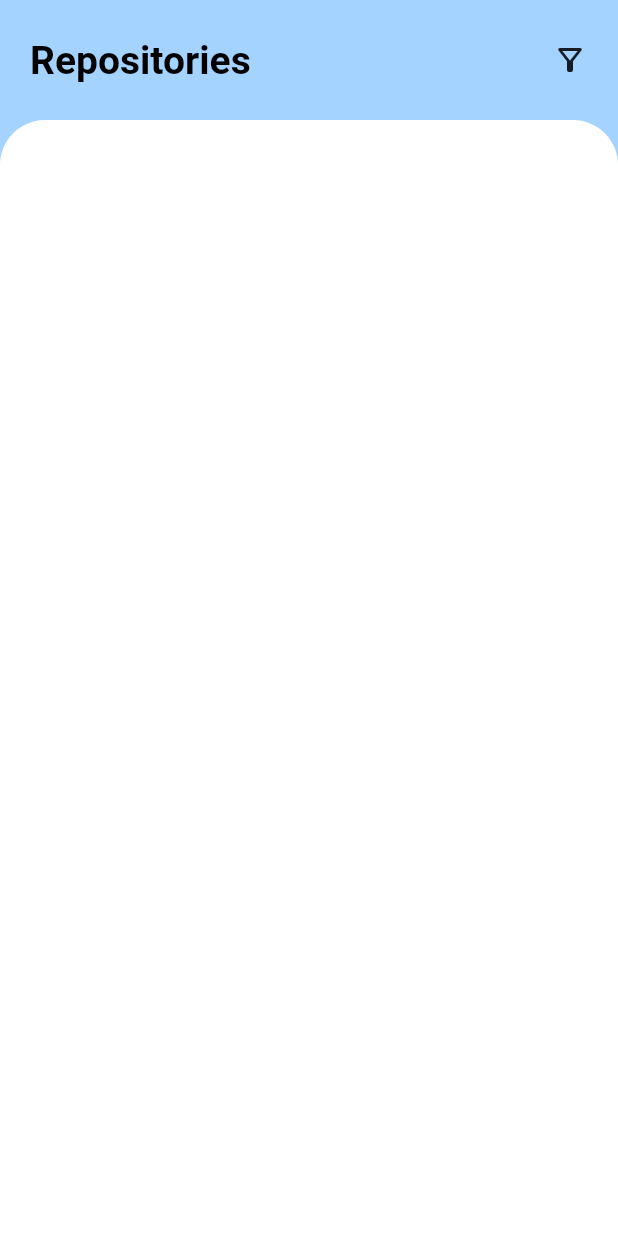
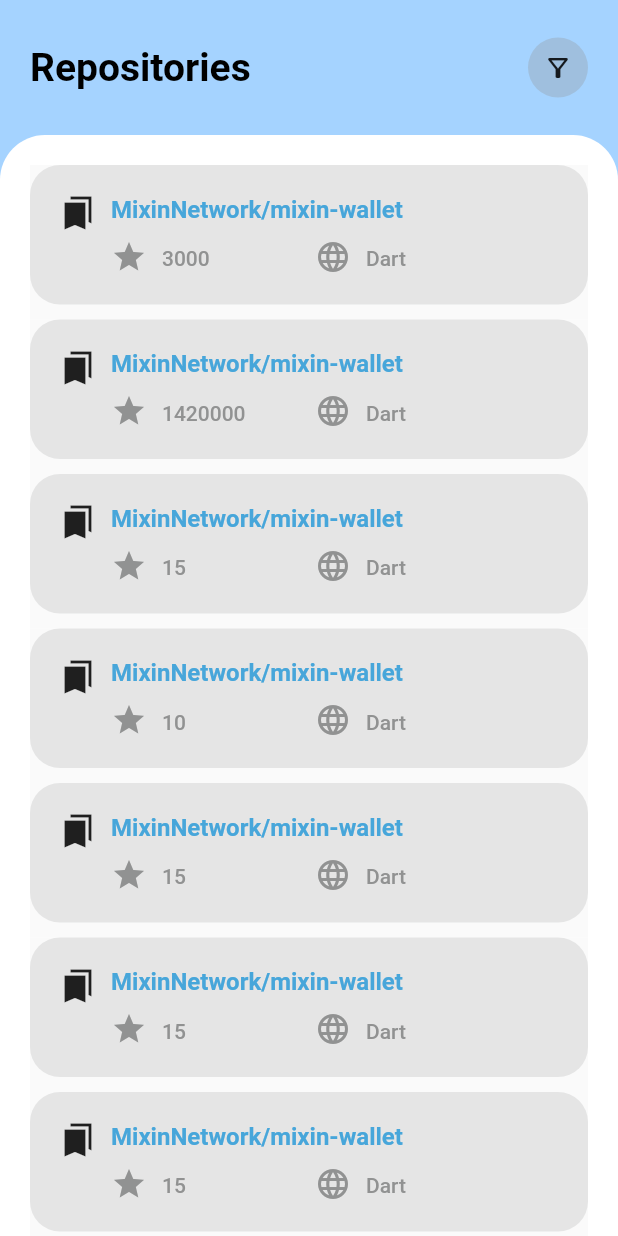
Before and after one commit to touhid1333/git_repo_flutter, a Flutter app: the screen it shows after launch, on a phone screen of 412 x 824 dp. Run offline on Flutter 3.47's test engine with Material 2 defaults, Android fonts, the phone set to English and light mode, and no system bars.

Commit message:
28/06/2022 Area: ** Repository Screen UI Design

```diff
--- /dev/null
+++ b/lib/models/sample_data.dart
@@ -0,0 +1,65 @@
+const sampleData = [
+  {
+    "id": 379690129,
+    "full_name": "MixinNetwork/mixin-wallet",
+    "description":
+        "👛 An open-source cryptocurrency wallet bot based on Mixin API, which supports almost all popular cryptocurrencies.",
+    "stargazers_count": 3000,
+    "language": "Dart",
+    "updated_at": "2022-06-15T06:31:30Z",
+  },
+  {
+    "id": 379690130,
+    "full_name": "MixinNetwork/mixin-wallet",
+    "description":
+        "👛 An open-source cryptocurrency wallet bot based on Mixin API, which supports almost all popular cryptocurrencies.",
+    "stargazers_count": 1420000,
+    "language": "Dart",
+    "updated_at": "2022-06-15T06:31:30Z",
+  },
+  {
+    "id": 379690131,
+    "full_name": "MixinNetwork/mixin-wallet",
+    "description":
+        "👛 An open-source cryptocurrency wallet bot based on Mixin API, which supports almost all popular cryptocurrencies.",
+    "stargazers_count": 15,
+    "language": "Dart",
+    "updated_at": "2022-06-15T06:31:30Z",
+  },
+  {
+    "id": 379690132,
+    "full_name": "MixinNetwork/mixin-wallet",
+    "description":
+        "👛 An open-source cryptocurrency wallet bot based on Mixin API, which supports almost all popular cryptocurrencies.",
+    "stargazers_count": 10,
+    "language": "Dart",
+    "updated_at": "2022-06-15T06:31:30Z",
+  },
+  {
+    "id": 379690142,
+    "full_name": "MixinNetwork/mixin-wallet",
+    "description":
+        "👛 An open-source cryptocurrency wallet bot based on Mixin API, which supports almost all popular cryptocurrencies.",
+    "stargazers_count": 15,
+    "language": "Dart",
+    "updated_at": "2022-06-15T06:31:30Z",
+  },
+  {
+    "id": 379690141,
+    "full_name": "MixinNetwork/mixin-wallet",
+    "description":
+        "👛 An open-source cryptocurrency wallet bot based on Mixin API, which supports almost all popular cryptocurrencies.",
+    "stargazers_count": 15,
+    "language": "Dart",
+    "updated_at": "2022-06-15T06:31:30Z",
+  },
+  {
+    "id": 379690140,
+    "full_name": "MixinNetwork/mixin-wallet",
+    "description":
+        "👛 An open-source cryptocurrency wallet bot based on Mixin API, which supports almost all popular cryptocurrencies.",
+    "stargazers_count": 15,
+    "language": "Dart",
+    "updated_at": "2022-06-15T06:31:30Z",
+  }
+];
--- /dev/null
+++ b/lib/screens/elements/repository_tile.dart
@@ -0,0 +1,95 @@
+import 'package:flutter/material.dart';
+import 'package:git_repo_flutter/utils/constants.dart';
+import 'package:git_repo_flutter/utils/widget_function.dart';
+
+class RepositoryTile extends StatelessWidget {
+  final dynamic itemData;
+
+  const RepositoryTile({super.key, required this.itemData});
+
+  @override
+  Widget build(BuildContext context) {
+    final themeData = Theme.of(context);
+    final screenWidth = MediaQuery.of(context).size.width;
+    return Material(
+      child: InkWell(
+        onTap: () {},
+        splashColor: themeData.colorScheme.secondary,
+        child: Column(
+          children: [
+            Container(
+              width: screenWidth,
+              decoration: BoxDecoration(
+                color: themeData.colorScheme.onBackground.withOpacity(0.2),
+                borderRadius: BorderRadius.circular(20),
+              ),
+              child: Padding(
+                padding: const EdgeInsets.all(AppConstants.sidePadding),
+                child: Column(
+                  crossAxisAlignment: CrossAxisAlignment.start,
+                  children: [
+                    Row(
+                      mainAxisAlignment: MainAxisAlignment.start,
+                      crossAxisAlignment: CrossAxisAlignment.start,
+                      children: [
+                        const Icon(Icons.bookmarks_sharp),
+                        addHorizontalSpace(10),
+                        Column(
+                          crossAxisAlignment: CrossAxisAlignment.start,
+                          children: [
+                            Text(
+                              itemData["full_name"].toString(),
+                              style: themeData.textTheme.headline4,
+                            ),
+                            addVerticalSpace(10),
+                            Row(
+                              children: [
+                                SizedBox(
+                                  width: screenWidth * 0.33,
+                                  child: Row(
+                                    children: [
+                                      Icon(
+                                        Icons.star,
+                                        color: themeData.colorScheme.onBackground,
+                                      ),
+                                      addHorizontalSpace(10),
+                                      Text(
+                                        itemData["stargazers_count"].toString(),
+                                        style: themeData.textTheme.bodyText2,
+                                      ),
+                                    ],
+                                  ),
+                                ),
+                                SizedBox(
+                                  width: screenWidth * 0.33,
+                                  child: Row(
+                                    children: [
+                                      Icon(
+                                        Icons.language,
+                                        color: themeData.colorScheme.onBackground,
+                                      ),
+                                      addHorizontalSpace(10),
+                                      Text(
+                                        itemData["language"].toString(),
+                                        style: themeData.textTheme.bodyText2,
+                                      ),
+                                    ],
+                                  ),
+                                )
+                              ],
+                            ),
+                          ],
+                        ),
+                      ],
+                    ),
+                  ],
+                ),
+              ),
+            ),
+            addVerticalSpace(10),
+          ],
+        ),
+      ),
+    );
+  }
+}
--- a/lib/screens/repository_screen.dart
+++ b/lib/screens/repository_screen.dart
@@ -1,5 +1,7 @@
 import 'package:flutter/material.dart';
 import 'package:flutter/services.dart';
+import 'package:git_repo_flutter/models/sample_data.dart';
+import 'package:git_repo_flutter/screens/elements/repository_tile.dart';
 import 'package:git_repo_flutter/utils/constants.dart';
 
 class RepositoryScreen extends StatelessWidget {
@@ -18,6 +20,7 @@ class RepositoryScreen extends StatelessWidget {
             child: Column(
               crossAxisAlignment: CrossAxisAlignment.start,
               children: [
+                // page ui : top
                 Padding(
                   padding: const EdgeInsets.only(
                       top: AppConstants.topPadding,
@@ -30,10 +33,28 @@ class RepositoryScreen extends StatelessWidget {
                         "Repositories",
                         style: themeData.textTheme.headline1,
                       ),
-                      Icon(Icons.filter_alt_outlined),
+                      InkWell(
+                        onTap: () {},
+                        splashColor: themeData.colorScheme.secondary,
+                        customBorder: const CircleBorder(),
+                        child: Container(
+                          height: 40,
+                          width: 40,
+                          decoration: BoxDecoration(
+                            color: themeData.colorScheme.onBackground
+                                .withOpacity(0.3),
+                            shape: BoxShape.circle,
+                          ),
+                          child: const Icon(
+                            Icons.filter_alt_outlined,
+                            size: 20,
+                          ),
+                        ),
+                      ),
                     ],
                   ),
                 ),
+                //page ui : bottom
                 Expanded(
                   child: Padding(
                     padding:
@@ -45,6 +66,19 @@ class RepositoryScreen extends StatelessWidget {
                           borderRadius: const BorderRadius.only(
                               topLeft: Radius.circular(30),
                               topRight: Radius.circular(30))),
+                      child: Padding(
+                        padding: const EdgeInsets.only(
+                            top: AppConstants.sidePadding,
+                            left: AppConstants.sidePadding,
+                            right: AppConstants.sidePadding),
+                        child: ListView.builder(
+                            physics: const BouncingScrollPhysics(),
+                            itemCount: sampleData.length,
+                            itemBuilder: (context, index) {
+                              return RepositoryTile(
+                                  itemData: sampleData[index]);
+                            }),
+                      ),
                     ),
                   ),
                 ),
--- a/lib/utils/app_theme.dart
+++ b/lib/utils/app_theme.dart
@@ -35,7 +35,7 @@ const TextTheme _defaultTextTheme = TextTheme(
   headline3:
       TextStyle(color: customBlack, fontWeight: FontWeight.w700, fontSize: 20),
   headline4:
-      TextStyle(color: customBlue, fontWeight: FontWeight.w700, fontSize: 20),
+      TextStyle(color: customBlue, fontWeight: FontWeight.w700, fontSize: 16),
   headline5:
       TextStyle(color: customBlack, fontWeight: FontWeight.w700, fontSize: 14),
   headline6:
@@ -65,7 +65,7 @@ const TextTheme _smallTextTheme = TextTheme(
   headline3:
       TextStyle(color: customBlack, fontWeight: FontWeight.w700, fontSize: 18),
   headline4:
-      TextStyle(color: customBlue, fontWeight: FontWeight.w700, fontSize: 18),
+      TextStyle(color: customBlue, fontWeight: FontWeight.w700, fontSize: 14),
   headline5:
       TextStyle(color: customBlack, fontWeight: FontWeight.w700, fontSize: 12),
   headline6:
--- a/lib/utils/constants.dart
+++ b/lib/utils/constants.dart
@@ -1,3 +1,4 @@
+
 
 class AppConstants{
   static const double topPadding = 25;
--- /dev/null
+++ b/lib/utils/widget_function.dart
@@ -0,0 +1,14 @@
+
+import 'package:flutter/material.dart';
+
+Widget addVerticalSpace(double height){
+  return SizedBox(
+    height: height,
+  );
+}
+
+Widget addHorizontalSpace(double width){
+  return SizedBox(
+    width: width,
+  );
+}
```
